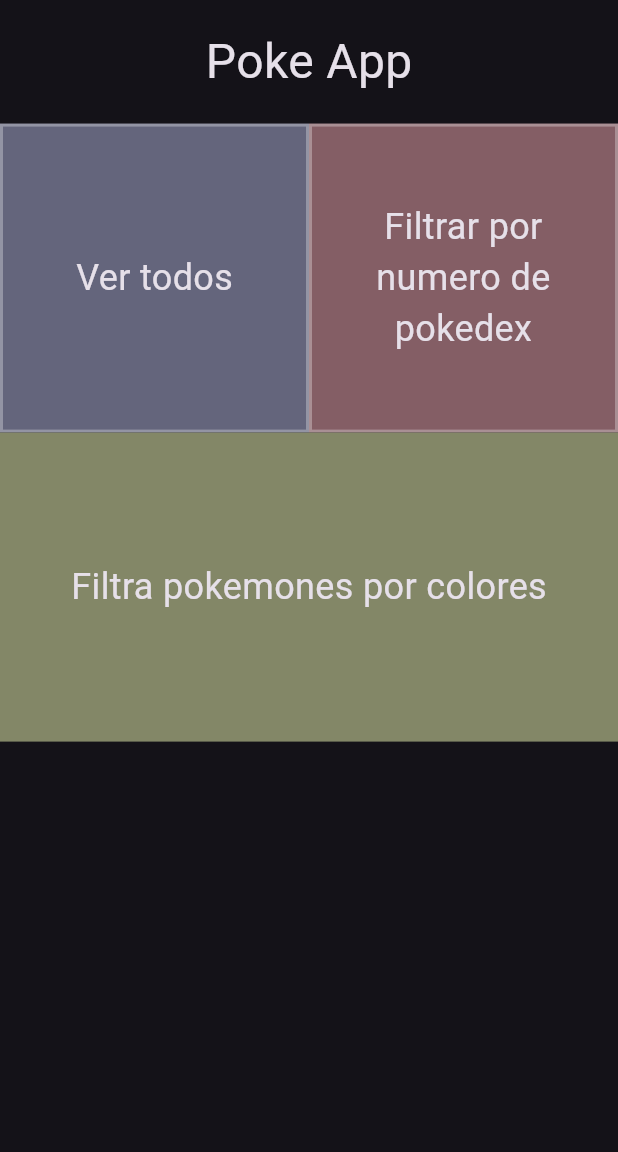
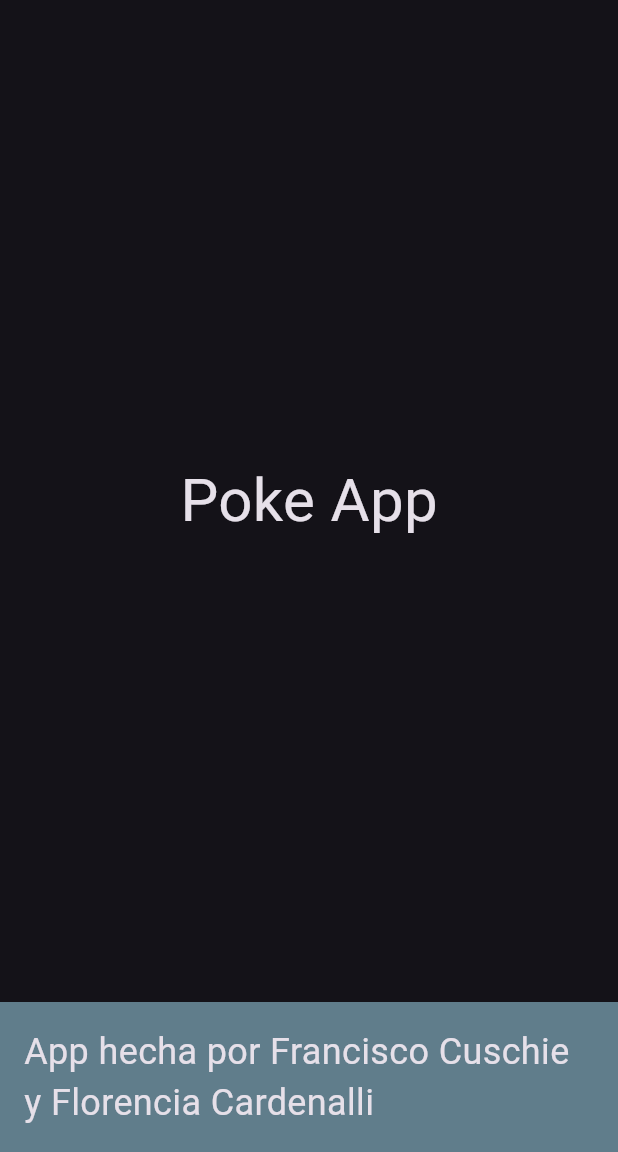
Before and after one commit to FranCuschie/PrototipoFlutter, a Flutter app: the screen it shows after launch, on a phone screen of 412 x 824 dp, the part 84-1236 px from its top. Run offline on Flutter 3.47's test engine with Material 3 defaults, Android fonts, the phone set to English and light mode, and no system bars.

Commit message:
Update home_screen.dart
Update del home y se borro el counter APP del menu

```diff
--- a/lib/screens/home_screen.dart
+++ b/lib/screens/home_screen.dart
@@ -12,81 +12,20 @@ class HomeScreen extends StatelessWidget {
           title: const Text('Pokedex'),
         ),
         drawer: DrawerMenu(),
-        body: Column(
-            mainAxisAlignment: MainAxisAlignment.start,
-            children: <Widget>[
-              Row(
-                mainAxisAlignment: MainAxisAlignment.center,
-                children: [
-                  Container(
-                      height: MediaQuery.of(context).size.width * 0.2,
-                      child: const Center(
-                          child: Text(
-                        'Poke App',
-                        style: TextStyle(fontSize: 32),
-                      )))
-                ],
-              ),
-              Row(children: <Widget>[
-                Container(
-                    // un cuadrado de la mitad de la pantalla
-                    width: MediaQuery.of(context).size.width * 0.5,
-                    height: MediaQuery.of(context).size.width * 0.5,
-                    padding: EdgeInsets.all(15),
-                    decoration: BoxDecoration(
-                        color: Color.fromARGB(255, 100, 101, 124),
-                        border: Border.all(
-                          color: Colors.white30,
-                          width: 2.0,
-                        )),
-                    child: const Column(
-                      mainAxisAlignment: MainAxisAlignment.center,
-                      children: [
-                        Text('Ver todos', style: TextStyle(fontSize: 24)),
-                      ],
-                    )),
-                Container(
-                    width: MediaQuery.of(context).size.width * 0.5,
-                    height: MediaQuery.of(context).size.width * 0.5,
-                    padding: EdgeInsets.all(15),
-                    decoration: BoxDecoration(
-                        color: Color.fromARGB(255, 132, 94, 101),
-                        border: Border.all(
-                          color: Colors.white30,
-                          width: 2.0,
-                        )),
-                    child: const Column(
-                      mainAxisAlignment: MainAxisAlignment.center,
-                      children: [
-                        Text(
-                          'Filtrar por numero de pokedex',
-                          style: TextStyle(fontSize: 24),
-                          textAlign: TextAlign.center,
-                        ),
-                      ],
-                    ))
-              ]),
-              Row(children: [
-                Container(
-                    width: MediaQuery.of(context).size.width,
-                    height: MediaQuery.of(context).size.width * 0.5,
-                    color: Color.fromARGB(255, 131, 135, 103),
-                    child: Center(
-                      child: Text('Filtra pokemones por colores',
-                          style: TextStyle(fontSize: 24)),
-                    )),
-              ])
-
-              // floatingActionButton: FloatingActionButton(
-              //   onPressed: () {
-              //     print('Hice click en el boton');
-              //   },
-              //   child: const Icon(
-              //     Icons.add,
-              //     size: 30,
-              //   ),
-              // ),
-              // floatingActionButtonLocation: FloatingActionButtonLocation.endFloat,
-            ]));
+        body: Column(mainAxisAlignment: MainAxisAlignment.start, children: [
+          const Expanded(
+              child: Center(
+                  child: Text(
+            'Poke App',
+            style: TextStyle(fontSize: 40),
+          ))),
+          Container(
+            color: Colors.blueGrey,
+            padding: EdgeInsets.all(16),
+            child: const Text(
+                'App hecha por Francisco Cuschie y Florencia Cardenalli',
+                style: TextStyle(fontSize: 24)),
+          ),
+        ]));
   }
 }
```
